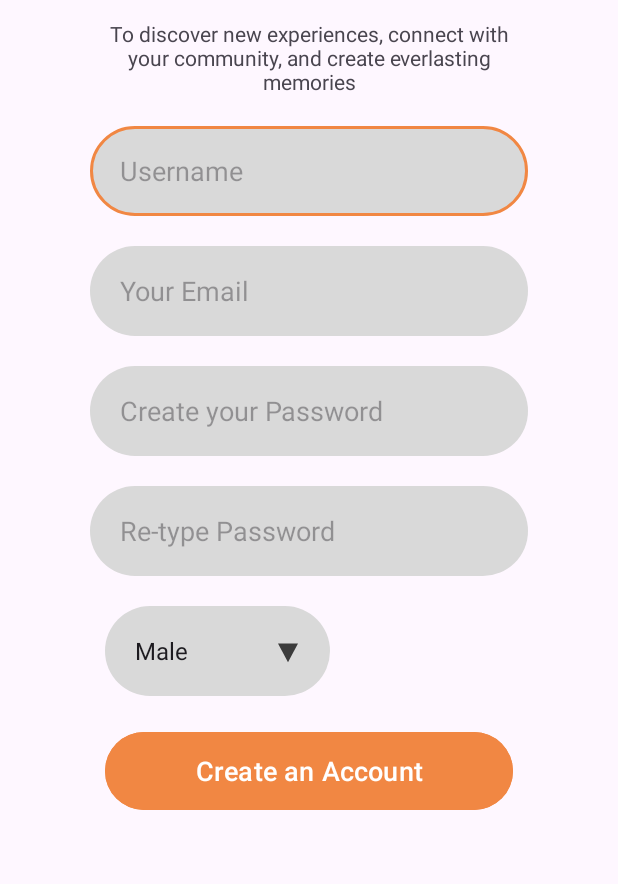
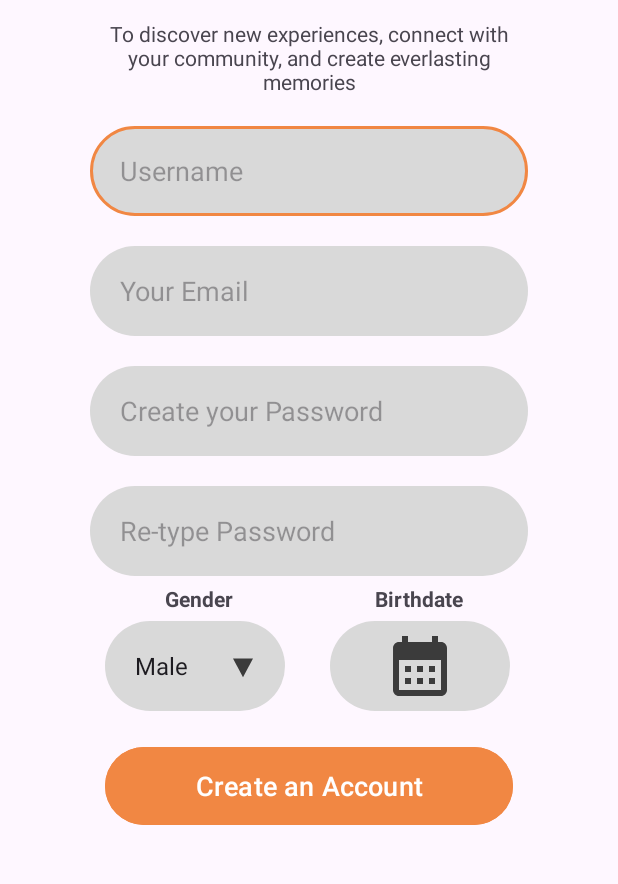
Before and after one commit to Jay-02/Eventure, an Android app: the ExplorerSignUp screen opened directly, with no data from a screen before it, on a phone screen of 412 x 824 dp, the part 256-1140 px from its top. Run offline under Robolectric (Android 15) with nearby library versions, the phone set to English and light mode, and no system bars.

Commit message:
Created the DatePicker and customized it. As well as an iconButton

```diff
--- a/app/src/main/java/com/example/eventure/model/contract/ExplorerSignUpContract.java
+++ b/app/src/main/java/com/example/eventure/model/contract/ExplorerSignUpContract.java
@@ -4,7 +4,7 @@ public interface ExplorerSignUpContract {
     interface View {
         void showGenderError(String message);
 
-        void usernameNotAvailable();
+        void showUsernameError(String message);
 
         void emailNotValid();
 
@@ -13,6 +13,7 @@ public interface ExplorerSignUpContract {
         void passwordNotValid();
 
         void passwordMismatch();
+
 
         void birthdateNotValid();
 
--- a/app/src/main/java/com/example/eventure/model/database/DatabaseHelper.java
+++ b/app/src/main/java/com/example/eventure/model/database/DatabaseHelper.java
@@ -1,5 +1,6 @@
 package com.example.eventure.model.database;
 
+import android.content.ContentValues;
 import android.content.Context;
 import android.database.sqlite.SQLiteDatabase;
 import android.database.sqlite.SQLiteOpenHelper;
@@ -31,6 +32,16 @@ public class DatabaseHelper extends SQLiteOpenHelper {
     public void onCreate(SQLiteDatabase sqLiteDatabase) {
         sqLiteDatabase.execSQL(CREATE_EXPLORER_TABLE);
     }
+    public void registerExplorer(String username, String email, String password, String gender, String birthdate){
+        SQLiteDatabase db = this.getWritableDatabase();
+        ContentValues contentValues= new ContentValues();
+        contentValues.put(COLUMN_EXPLORER_USERNAME, username);
+        contentValues.put(COLUMN_EXPLORER_EMAIL, email);
+        contentValues.put(COLUMN_EXPLORER_PASSWORD, password);
+        contentValues.put(COLUMN_GENDER, gender);
+        contentValues.put(COLUMN_BIRTHDATE,birthdate);
+        db.insert(TABLE_EXPLORER, null, contentValues);
+    }
 
     @Override
     public void onUpgrade(SQLiteDatabase sqLiteDatabase, int i, int i1) {
--- a/app/src/main/java/com/example/eventure/presenter/ExplorerSignUpPresenter.java
+++ b/app/src/main/java/com/example/eventure/presenter/ExplorerSignUpPresenter.java
@@ -1,8 +1,11 @@
 package com.example.eventure.presenter;
 
+import com.example.eventure.model.contract.ExplorerLoginContract;
 import com.example.eventure.model.contract.ExplorerSignUpContract;
 
 public class ExplorerSignUpPresenter implements ExplorerSignUpContract.Presenter {
+    private ExplorerSignUpContract.View view;
+    public ExplorerSignUpPresenter(ExplorerSignUpContract.View view){view = this.view;}
     @Override
     public void onSignUpClicked(String username, String email, String password, String reEnterPassword, String gender, String birthdate) {
 
@@ -10,6 +13,10 @@ public class ExplorerSignUpPresenter implements ExplorerSignUpContract.Presenter
 
     @Override
     public void validateInput(String username, String email, String password, String reEnterPassword, String gender, String birthdate) {
-
+        boolean isValid = true;
+        if(username == null || username.isEmpty() || username.length()<5){
+            view.showUsernameError("Username not valid");
+        }
+//        if(email)
     }
 }
--- a/app/src/main/java/com/example/eventure/view/ExplorerSignUp.java
+++ b/app/src/main/java/com/example/eventure/view/ExplorerSignUp.java
@@ -1,11 +1,16 @@
 package com.example.eventure.view;
 
+import android.app.DatePickerDialog;
+import android.media.ImageReader;
 import android.os.Bundle;
-import android.util.Log;
 import android.util.TypedValue;
 import android.view.View;
 import android.widget.AdapterView;
 import android.widget.ArrayAdapter;
+import android.widget.Button;
+import android.widget.DatePicker;
+import android.widget.EditText;
+import android.widget.ImageButton;
 import android.widget.Spinner;
 import android.widget.Toast;
 
@@ -14,7 +19,6 @@ import androidx.appcompat.app.AppCompatActivity;
 import androidx.core.graphics.Insets;
 import androidx.core.view.ViewCompat;
 import androidx.core.view.WindowInsetsCompat;
-import androidx.databinding.adapters.AdapterViewBindingAdapter;
 
 import com.example.eventure.R;
 import com.example.eventure.model.contract.ExplorerSignUpContract;
@@ -34,10 +38,33 @@ public class ExplorerSignUp extends AppCompatActivity implements AdapterView.OnI
         ArrayAdapter<CharSequence> adapter = ArrayAdapter.createFromResource(this, R.array.gender_spinner, androidx.appcompat.R.layout.support_simple_spinner_dropdown_item);
         adapter.setDropDownViewResource(android.R.layout.simple_dropdown_item_1line);
         float pixels = TypedValue.applyDimension(
-                TypedValue.COMPLEX_UNIT_DIP, -100, getResources().getDisplayMetrics());
+                TypedValue.COMPLEX_UNIT_DIP, -120, getResources().getDisplayMetrics());
         spinner.setDropDownVerticalOffset((int) pixels);
         spinner.setAdapter(adapter);
         spinner.setOnItemSelectedListener(this);
+        EditText username = findViewById(R.id.explorer_signup_username);
+        EditText email = findViewById(R.id.explorer_signup_email);
+        EditText password = findViewById(R.id.explorer_signup_password);
+        EditText repeatPassword = findViewById(R.id.explorer_signup_repeat_password);
+        ImageButton calendarButton = findViewById(R.id.explorer_signup_birthdate_button);
+        calendarButton.setOnClickListener(new View.OnClickListener() {
+            @Override
+            public void onClick(View view) {
+                showDatePickerDialog();
+            }
+        });
+    }
+    private void showDatePickerDialog(){
+        DatePickerDialog datePickerDialog = new DatePickerDialog(this, R.style.DatePicker_Theme);
+        datePickerDialog.setOnDateSetListener(new DatePickerDialog.OnDateSetListener() {
+            @Override
+            public void onDateSet(DatePicker datePicker, int year, int month, int day) {
+                String date;
+                date = year+"."+month+"."+day;
+            }
+
+        });
+        datePickerDialog.show();
     }
 
     @Override
@@ -48,20 +75,21 @@ public class ExplorerSignUp extends AppCompatActivity implements AdapterView.OnI
         }
 
     }
-        @Override
-        public void onNothingSelected (AdapterView < ? > adapterView){
-            showGenderError("Gender Not Selected!");
-        }
+
+    @Override
+    public void onNothingSelected(AdapterView<?> adapterView) {
+        showGenderError("Gender Not Selected!");
+    }
 
     @Override
     public void showGenderError(String message) {
-        Toast.makeText(this,message,Toast.LENGTH_LONG).show();
+        Toast.makeText(this, message, Toast.LENGTH_LONG).show();
         //TODO: Might Change the outline of the field to red
     }
 
     @Override
-    public void usernameNotAvailable() {
-
+    public void showUsernameError(String message) {
+        Toast.makeText(this, message, Toast.LENGTH_SHORT).show();
     }
 
     @Override
--- /dev/null
+++ b/app/src/main/res/drawable/calendar.xml
@@ -0,0 +1,5 @@
+<vector xmlns:android="http://schemas.android.com/apk/res/android" android:height="60dp" android:tint="#3B3B3B" android:viewportHeight="24" android:viewportWidth="24" android:width="60dp">
+
+    <path android:fillColor="@android:color/white" android:pathData="M19,4h-1V2h-2v2H8V2H6v2H5C3.89,4 3.01,4.9 3.01,6L3,20c0,1.1 0.89,2 2,2h14c1.1,0 2,-0.9 2,-2V6C21,4.9 20.1,4 19,4zM19,20H5V10h14V20zM9,14H7v-2h2V14zM13,14h-2v-2h2V14zM17,14h-2v-2h2V14zM9,18H7v-2h2V18zM13,18h-2v-2h2V18zM17,18h-2v-2h2V18z"/>
+
+</vector>
--- /dev/null
+++ b/app/src/main/res/drawable/custom_calendar_button.xml
@@ -0,0 +1,31 @@
+<?xml version="1.0" encoding="utf-8"?>
+<selector xmlns:android="http://schemas.android.com/apk/res/android">
+
+    <item android:state_enabled="true" android:state_focused="true">
+        <layer-list>
+            <item>
+                <shape android:shape="rectangle">
+                    <solid android:color="@color/light_gray" />
+                    <padding android:left="12dp" android:right="12dp" />
+                    <corners android:radius="40dp" />
+                    <stroke android:width="2dp" android:color="@color/primary_orange" />
+                </shape>
+            </item>
+            <item android:drawable="@drawable/calendar" android:gravity="center" />
+        </layer-list>
+    </item>
+
+    <item>
+        <layer-list>
+            <item android:state_enabled="true">
+                <shape android:shape="rectangle">
+                    <solid android:color="@color/light_gray" />
+                    <padding android:left="12dp" android:right="12dp"/>
+                    <corners android:radius="40dp" />
+                    <stroke />
+                </shape>
+            </item>
+            <item android:drawable="@drawable/calendar" android:gravity="center" android:height="48dp" android:width="48dp"/>
+        </layer-list>
+    </item>
+</selector>
--- a/app/src/main/res/layout/activity_explorer_sign_up.xml
+++ b/app/src/main/res/layout/activity_explorer_sign_up.xml
@@ -81,7 +81,7 @@
         android:paddingHorizontal="20dp" />
 
     <EditText
-        android:id="@+id/explore_signup_repeat_password"
+        android:id="@+id/explorer_signup_repeat_password"
         android:layout_width="match_parent"
         android:layout_height="60dp"
         android:layout_below="@id/explorer_signup_password"
@@ -92,24 +92,47 @@
         android:hint="@string/explorer_signup_repeat_password"
         android:paddingHorizontal="20dp" />
 
+    <TextView
+        android:id="@+id/explorer_signup_gender_text_view"
+        android:layout_width="wrap_content"
+        android:layout_height="wrap_content"
+        android:textSize="14sp"
+        android:textStyle="bold"
+        android:text="@string/explorer_signup_gender_text_view"
+        android:layout_above="@id/explorer_signup_gender_spinner"
+        android:layout_marginStart="110dp"
+        android:layout_marginTop="5dp"
+        />
+    <TextView
+        android:id="@+id/explorer_signup_birthdate_text_view"
+        android:layout_width="wrap_content"
+        android:layout_height="wrap_content"
+        android:textSize="14sp"
+        android:textStyle="bold"
+        android:text="@string/explorer_signup_birthdate_text_view"
+        android:layout_below="@id/explorer_signup_repeat_password"
+        android:layout_marginStart="250dp"
+        android:layout_marginTop="5dp"
+        />
+
     <Spinner
         android:id="@+id/explorer_signup_gender_spinner"
-        android:layout_width="150dp"
+        android:layout_width="120dp"
         android:layout_height="60dp"
         android:spinnerMode="dropdown"
-        android:layout_below="@id/explore_signup_repeat_password"
+        android:layout_below="@id/explorer_signup_birthdate_text_view"
         android:layout_alignParentStart="true"
         android:layout_marginStart="70dp"
-        android:layout_marginTop="20dp"
+        android:layout_marginTop="5dp"
         android:background="@drawable/custom_spinner_orange"
 
 
         />
-    <!--    <DatePicker-->
-    <!--        android:id="@+id/_explorer_signup_datepicker"-->
-    <!--        android:layout_width="wrap_content"-->
-    <!--        android:layout_height="wrap_content"-->
-    <!--        android:layout_below="@id/explore_signup_repeat_password"/>-->
+<!--        <DatePicker-->
+<!--            android:id="@+id/_explorer_signup_datepicker"-->
+<!--            android:layout_width="wrap_content"-->
+<!--            android:layout_height="wrap_content"-->
+<!--            android:layout_below="@id/explore_signup_repeat_password"/>-->
     <Button
         android:id="@+id/explorer_signup_button"
         android:layout_width="match_parent"
@@ -121,4 +144,18 @@
         android:backgroundTint="@color/primary_orange"
         android:text="@string/explorer_signup_create_an_account"
         android:textSize="18sp" />
+    <ImageButton
+        android:clickable="true"
+        android:focusable="true"
+        android:id="@+id/explorer_signup_birthdate_button"
+        android:layout_width="120dp"
+        android:layout_height="60dp"
+        android:layout_toEndOf="@id/explorer_signup_gender_spinner"
+        android:layout_below="@id/explorer_signup_birthdate_text_view"
+        android:layout_marginTop="5dp"
+        android:layout_marginStart="30dp"
+        android:textColor="@color/black"
+        android:background="@drawable/custom_calendar_button"
+
+        />
 </RelativeLayout>
--- a/app/src/main/res/values/strings.xml
+++ b/app/src/main/res/values/strings.xml
@@ -35,7 +35,13 @@
         <item>Male</item>
         <item>Female</item>
     </string-array>
-<string name="explorer_signup_create_an_account">Create an Account</string>
+    <string name="explorer_signup_create_an_account">Create an Account</string>
+    <string name="explorer_signup_gender_text_view">Gender</string>
+    <string name="explorer_signup_birthdate_text_view">Birthdate</string>
+
+
+
+
     <string name="title_activity_explorer_home">ExplorerHome</string>
     <string name="navigation_drawer_open">Open navigation drawer</string>
     <string name="navigation_drawer_close">Close navigation drawer</string>
--- a/app/src/main/res/values/themes.xml
+++ b/app/src/main/res/values/themes.xml
@@ -12,4 +12,13 @@
     </style>
     <style name="Theme.Eventure.AppBarOverlay" parent="ThemeOverlay.AppCompat.Dark.ActionBar" />
     <style name="Theme.Eventure.PopupOverlay" parent="ThemeOverlay.AppCompat.Light" />
+    <style name="DatePicker_Theme" parent="Theme.Material3.DayNight.Dialog">
+        <item name="colorAccent">@color/primary_orange</item>
+<!--        <item name="android:colorPrimary"></item>-->
+<!--        <item name="colorSecondary">#FF6000</item>-->
+        <item name="colorOnPrimary">@color/primary_orange</item>
+        <item name="colorOnBackground">#FF6000</item>
+        <item name="colorOnContainer">#f18743</item>
+        <item name="color">@color/primary_orange</item>
+    </style>
 </resources>
```
